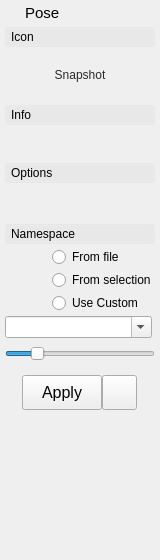
krathjen/studiolibrary, file src/studiolibrarymaya/resource/ui/PoseLoadWidget.ui: the form before one commit.
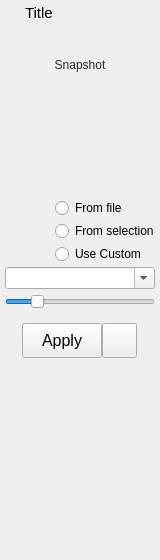
The form after the commit. Icons and pictures are not drawn.

Commit message: Improve the group box title widgets when loading an item

```diff
--- a/src/studiolibrarymaya/resource/ui/PoseLoadWidget.ui
+++ b/src/studiolibrarymaya/resource/ui/PoseLoadWidget.ui
@@ -100,7 +100,7 @@
         <string notr="true"/>
        </property>
        <property name="text">
-        <string>Pose</string>
+        <string>Title</string>
        </property>
       </widget>
      </item>
@@ -125,7 +125,13 @@
        <number>0</number>
       </property>
       <item>
-       <widget class="QFrame" name="iconToggleBoxHeading">
+       <widget class="QFrame" name="iconTitleFrame">
+        <property name="minimumSize">
+         <size>
+          <width>0</width>
+          <height>10</height>
+         </size>
+        </property>
         <property name="styleSheet">
          <string notr="true"/>
         </property>
@@ -142,43 +148,6 @@
          <property name="margin">
           <number>0</number>
          </property>
-         <item>
-          <widget class="QPushButton" name="iconToggleBoxButton">
-           <property name="minimumSize">
-            <size>
-             <width>0</width>
-             <height>20</height>
-            </size>
-           </property>
-           <property name="styleSheet">
-            <string notr="true">
-QPushButton {
-	Text-align: left;
-	padding-left: 5px;
-}
-
-QPushButton:Checked {
-	background-color: rgb(255,255,255,25);
-}
-
-QPushButton:!Checked {
-	background-color: rgb(255,255,255,10);
-}</string>
-           </property>
-           <property name="text">
-            <string>Icon</string>
-           </property>
-           <property name="checkable">
-            <bool>true</bool>
-           </property>
-           <property name="checked">
-            <bool>true</bool>
-           </property>
-           <property name="flat">
-            <bool>true</bool>
-           </property>
-          </widget>
-         </item>
         </layout>
        </widget>
       </item>
@@ -197,11 +166,14 @@
          <enum>QFrame::NoFrame</enum>
         </property>
         <property name="frameShadow">
-         <enum>QFrame::Raised</enum>
+         <enum>QFrame::Plain</enum>
+        </property>
+        <property name="lineWidth">
+         <number>0</number>
         </property>
         <layout class="QVBoxLayout" name="verticalLayout_8">
          <property name="spacing">
-          <number>3</number>
+          <number>0</number>
          </property>
          <property name="leftMargin">
           <number>0</number>
@@ -353,7 +325,13 @@
        <number>0</number>
       </property>
       <item>
-       <widget class="QFrame" name="infoToggleBoxHeading">
+       <widget class="QFrame" name="infoTitleFrame">
+        <property name="minimumSize">
+         <size>
+          <width>0</width>
+          <height>10</height>
+         </size>
+        </property>
         <property name="styleSheet">
          <string notr="true"/>
         </property>
@@ -370,48 +348,11 @@
          <property name="margin">
           <number>0</number>
          </property>
-         <item>
-          <widget class="QPushButton" name="infoToggleBoxButton">
-           <property name="minimumSize">
-            <size>
-             <width>0</width>
-             <height>20</height>
-            </size>
-           </property>
-           <property name="styleSheet">
-            <string notr="true">
-QPushButton {
-	Text-align: left;
-	padding-left: 5px;
-}
-
-QPushButton:Checked {
-	background-color: rgb(255,255,255,25);
-}
-
-QPushButton:!Checked {
-	background-color: rgb(255,255,255,10);
-}</string>
-           </property>
-           <property name="text">
-            <string>Info</string>
-           </property>
-           <property name="checkable">
-            <bool>true</bool>
-           </property>
-           <property name="checked">
-            <bool>true</bool>
-           </property>
-           <property name="flat">
-            <bool>true</bool>
-           </property>
-          </widget>
-         </item>
         </layout>
        </widget>
       </item>
       <item>
-       <widget class="QFrame" name="infoToggleBoxFrame">
+       <widget class="QFrame" name="infoFrame">
         <property name="sizePolicy">
          <sizepolicy hsizetype="Expanding" vsizetype="Fixed">
           <horstretch>0</horstretch>
@@ -421,7 +362,7 @@
         <property name="minimumSize">
          <size>
           <width>0</width>
-          <height>0</height>
+          <height>30</height>
          </size>
         </property>
         <property name="styleSheet">
@@ -431,11 +372,14 @@
          <enum>QFrame::NoFrame</enum>
         </property>
         <property name="frameShadow">
-         <enum>QFrame::Raised</enum>
+         <enum>QFrame::Plain</enum>
+        </property>
+        <property name="lineWidth">
+         <number>0</number>
         </property>
         <layout class="QVBoxLayout" name="verticalLayout_5">
          <property name="spacing">
-          <number>3</number>
+          <number>0</number>
          </property>
          <property name="leftMargin">
           <number>0</number>
@@ -449,39 +393,6 @@
          <property name="bottomMargin">
           <number>0</number>
          </property>
-         <item>
-          <widget class="QFrame" name="infoFrame">
-           <property name="sizePolicy">
-            <sizepolicy hsizetype="Preferred" vsizetype="Expanding">
-             <horstretch>0</horstretch>
-             <verstretch>0</verstretch>
-            </sizepolicy>
-           </property>
-           <property name="minimumSize">
-            <size>
-             <width>0</width>
-             <height>30</height>
-            </size>
-           </property>
-           <property name="frameShape">
-            <enum>QFrame::NoFrame</enum>
-           </property>
-           <property name="frameShadow">
-            <enum>QFrame::Plain</enum>
-           </property>
-           <property name="lineWidth">
-            <number>0</number>
-           </property>
-           <layout class="QHBoxLayout" name="horizontalLayout_3">
-            <property name="spacing">
-             <number>3</number>
-            </property>
-            <property name="margin">
-             <number>0</number>
-            </property>
-           </layout>
-          </widget>
-         </item>
         </layout>
        </widget>
       </item>
@@ -507,7 +418,25 @@
        <number>0</number>
       </property>
       <item>
-       <widget class="QFrame" name="info2ToggleBoxHeading">
+       <widget class="QFrame" name="optionsTitleFrame">
+        <property name="sizePolicy">
+         <sizepolicy hsizetype="Preferred" vsizetype="Preferred">
+          <horstretch>0</horstretch>
+          <verstretch>0</verstretch>
+         </sizepolicy>
+        </property>
+        <property name="minimumSize">
+         <size>
+          <width>0</width>
+          <height>10</height>
+         </size>
+        </property>
+        <property name="baseSize">
+         <size>
+          <width>0</width>
+          <height>0</height>
+         </size>
+        </property>
         <property name="styleSheet">
          <string notr="true"/>
         </property>
@@ -524,54 +453,23 @@
          <property name="margin">
           <number>0</number>
          </property>
-         <item>
-          <widget class="QPushButton" name="optionsToggleBoxButton">
-           <property name="minimumSize">
-            <size>
-             <width>0</width>
-             <height>20</height>
-            </size>
-           </property>
-           <property name="styleSheet">
-            <string notr="true">
-QPushButton {
-	Text-align: left;
-	padding-left: 5px;
-}
-
-QPushButton:Checked {
-	background-color: rgb(255,255,255,25);
-}
-
-QPushButton:!Checked {
-	background-color: rgb(255,255,255,10);
-}</string>
-           </property>
-           <property name="text">
-            <string>Options</string>
-           </property>
-           <property name="checkable">
-            <bool>true</bool>
-           </property>
-           <property name="checked">
-            <bool>true</bool>
-           </property>
-           <property name="flat">
-            <bool>true</bool>
-           </property>
-          </widget>
-         </item>
         </layout>
        </widget>
       </item>
       <item>
-       <widget class="QFrame" name="optionsToggleBoxFrame">
+       <widget class="QFrame" name="optionsFrame">
         <property name="sizePolicy">
          <sizepolicy hsizetype="Preferred" vsizetype="Fixed">
           <horstretch>0</horstretch>
           <verstretch>0</verstretch>
          </sizepolicy>
         </property>
+        <property name="minimumSize">
+         <size>
+          <width>0</width>
+          <height>30</height>
+         </size>
+        </property>
         <property name="styleSheet">
          <string notr="true"/>
         </property>
@@ -579,11 +477,14 @@
          <enum>QFrame::NoFrame</enum>
         </property>
         <property name="frameShadow">
-         <enum>QFrame::Raised</enum>
+         <enum>QFrame::Plain</enum>
+        </property>
+        <property name="lineWidth">
+         <number>0</number>
         </property>
         <layout class="QVBoxLayout" name="verticalLayout_20">
          <property name="spacing">
-          <number>3</number>
+          <number>0</number>
          </property>
          <property name="leftMargin">
           <number>0</number>
@@ -595,41 +496,8 @@
           <number>0</number>
          </property>
          <property name="bottomMargin">
-          <number>3</number>
+          <number>0</number>
          </property>
-         <item>
-          <widget class="QFrame" name="optionsFrame">
-           <property name="sizePolicy">
-            <sizepolicy hsizetype="Preferred" vsizetype="Expanding">
-             <horstretch>0</horstretch>
-             <verstretch>0</verstretch>
-            </sizepolicy>
-           </property>
-           <property name="minimumSize">
-            <size>
-             <width>0</width>
-             <height>30</height>
-            </size>
-           </property>
-           <property name="frameShape">
-            <enum>QFrame::NoFrame</enum>
-           </property>
-           <property name="frameShadow">
-            <enum>QFrame::Plain</enum>
-           </property>
-           <property name="lineWidth">
-            <number>0</number>
-           </property>
-           <layout class="QVBoxLayout" name="verticalLayout_21">
-            <property name="spacing">
-             <number>0</number>
-            </property>
-            <property name="margin">
-             <number>0</number>
-            </property>
-           </layout>
-          </widget>
-         </item>
         </layout>
        </widget>
       </item>
@@ -655,7 +523,13 @@
        <number>0</number>
       </property>
       <item>
-       <widget class="QFrame" name="namespaceToggleBoxHeading">
+       <widget class="QFrame" name="namespaceTitleFrame">
+        <property name="minimumSize">
+         <size>
+          <width>0</width>
+          <height>10</height>
+         </size>
+        </property>
         <property name="styleSheet">
          <string notr="true"/>
         </property>
@@ -672,43 +546,6 @@
          <property name="margin">
           <number>0</number>
          </property>
-         <item>
-          <widget class="QPushButton" name="namespaceToggleBoxButton">
-           <property name="minimumSize">
-            <size>
-             <width>0</width>
-             <height>20</height>
-            </size>
-           </property>
-           <property name="styleSheet">
-            <string notr="true">
-QPushButton {
-	Text-align: left;
-	padding-left: 5px;
-}
-
-QPushButton:Checked {
-	background-color: rgb(255,255,255,25);
-}
-
-QPushButton:!Checked {
-	background-color: rgb(255,255,255,10);
-}</string>
-           </property>
-           <property name="text">
-            <string>Namespace</string>
-           </property>
-           <property name="checkable">
-            <bool>true</bool>
-           </property>
-           <property name="checked">
-            <bool>true</bool>
-           </property>
-           <property name="flat">
-            <bool>true</bool>
-           </property>
-          </widget>
-         </item>
         </layout>
        </widget>
       </item>
@@ -740,10 +577,10 @@
           <number>3</number>
          </property>
          <property name="rightMargin">
-          <number>3</number>
+          <number>0</number>
          </property>
          <property name="bottomMargin">
-          <number>3</number>
+          <number>0</number>
          </property>
          <item>
           <layout class="QHBoxLayout" name="horizontalLayout_5">
```
Left out of the diff: 4 changed lines with no effect on the pictures. The commit also changes 4 other files.
